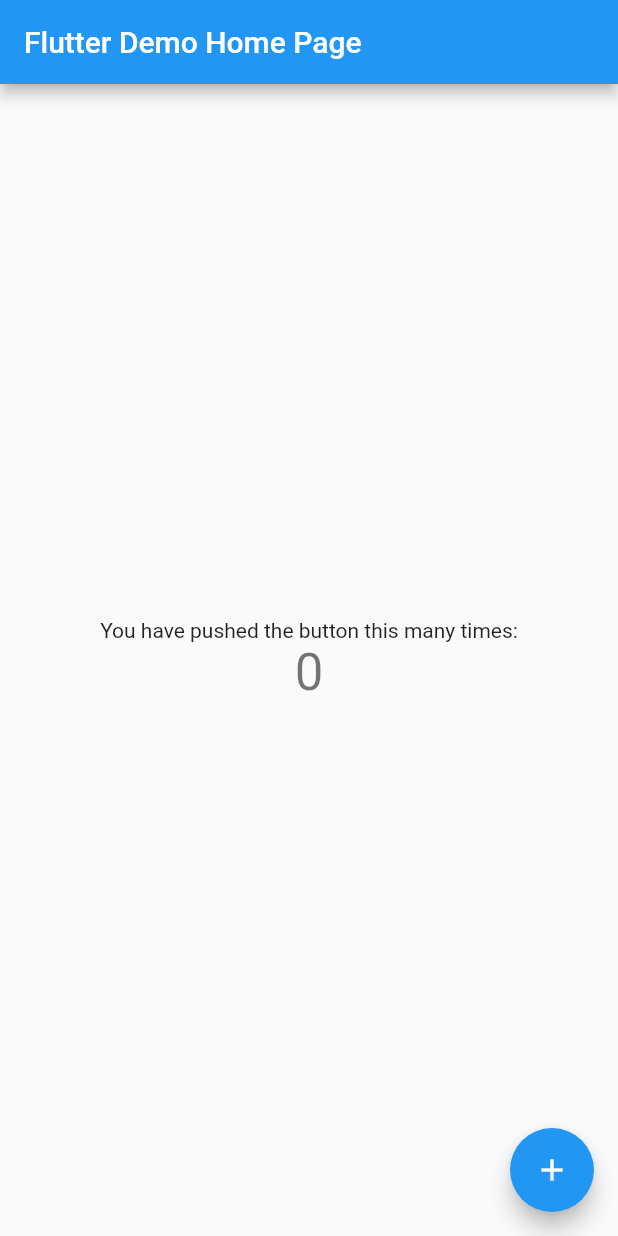
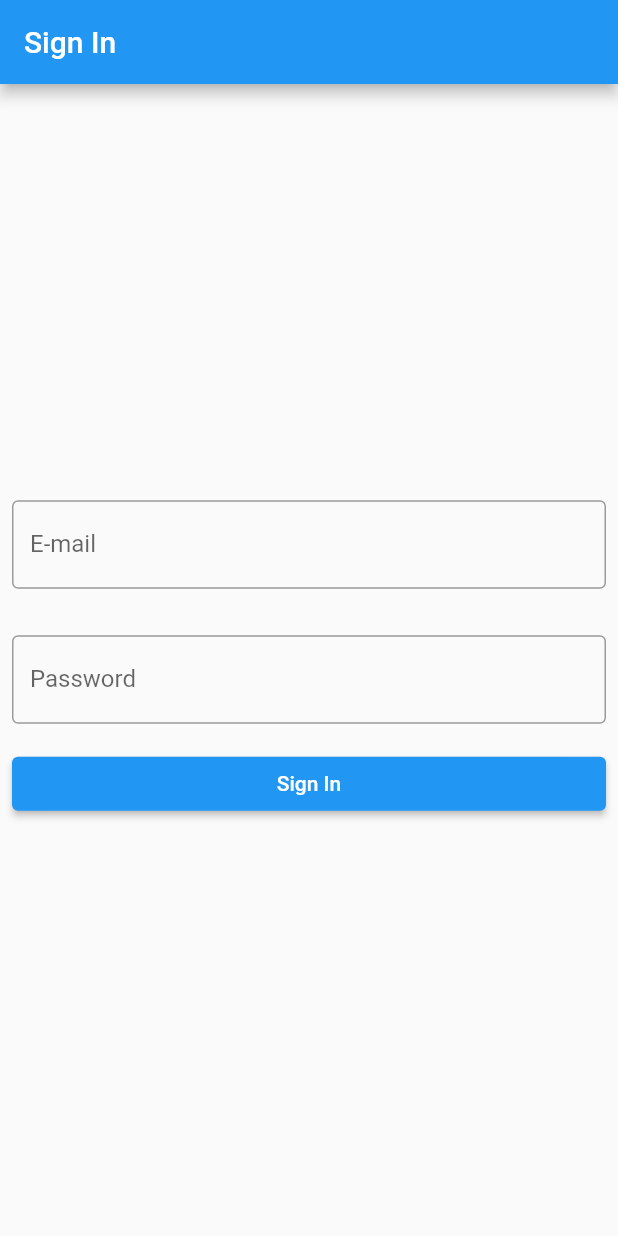
Before and after one commit to emreozturk7/chat_app, a Flutter app: the screen it shows after launch, on a phone screen of 412 x 824 dp. Run offline on Flutter 3.47's test engine with Material 2 defaults, Android fonts, the phone set to English and light mode, and no system bars; our stand-ins replace firebase_auth, firebase_core; accounts and stored records are empty.

Commit message:
Authenticate islemleri yapiliyor

```diff
--- /dev/null
+++ b/lib/authenticate/sign_in.dart
@@ -0,0 +1,61 @@
+import 'package:flutter/material.dart';
+
+class SignIn extends StatefulWidget {
+  const SignIn({Key? key}) : super(key: key);
+
+  @override
+  _SignInState createState() => _SignInState();
+}
+
+class _SignInState extends State<SignIn> {
+  TextEditingController emailCtrl = TextEditingController();
+  TextEditingController passwordCtrl = TextEditingController();
+  @override
+  Widget build(BuildContext context) {
+    return Scaffold(
+      appBar: AppBar(
+        title: const Text('Sign In'),
+      ),
+      body: Center(
+        child: Form(
+          child: Column(
+            mainAxisAlignment: MainAxisAlignment.center,
+            crossAxisAlignment: CrossAxisAlignment.stretch,
+            children: [
+              Padding(
+                padding: const EdgeInsets.all(8.0),
+                child: TextFormField(
+                  controller: emailCtrl,
+                  decoration: const InputDecoration(
+                    border: OutlineInputBorder(),
+                    labelText: 'E-mail',
+                  ),
+                ),
+              ),
+              const SizedBox(height: 15.0),
+              Padding(
+                padding: const EdgeInsets.all(8.0),
+                child: TextFormField(
+                  controller: passwordCtrl,
+                  obscureText: true,
+                  decoration: const InputDecoration(
+                    border: OutlineInputBorder(),
+                    labelText: 'Password',
+                  ),
+                ),
+              ),
+              Padding(
+                padding: const EdgeInsets.all(8.0),
+                child: ElevatedButton(
+                  style: ElevatedButton.styleFrom(),
+                  onPressed: () {},
+                  child: const Text('Sign In'),
+                ),
+              ),
+            ],
+          ),
+        ),
+      ),
+    );
+  }
+}
--- a/lib/main.dart
+++ b/lib/main.dart
@@ -1,115 +1,20 @@
 import 'package:flutter/material.dart';
+import 'package:firebase_core/firebase_core.dart';
+import 'package:flutter_chat_app/authenticate/sign_in.dart';
 
-void main() {
-  runApp(const MyApp());
+Future<void> main() async {
+  WidgetsFlutterBinding.ensureInitialized();
+  await Firebase.initializeApp();
+  runApp(const Main());
 }
 
-class MyApp extends StatelessWidget {
-  const MyApp({Key? key}) : super(key: key);
+class Main extends StatelessWidget {
+  const Main({Key? key}) : super(key: key);
 
-  // This widget is the root of your application.
   @override
   Widget build(BuildContext context) {
-    return MaterialApp(
-      title: 'Flutter Demo',
-      theme: ThemeData(
-        // This is the theme of your application.
-        //
-        // Try running your application with "flutter run". You'll see the
-        // application has a blue toolbar. Then, without quitting the app, try
-        // changing the primarySwatch below to Colors.green and then invoke
-        // "hot reload" (press "r" in the console where you ran "flutter run",
-        // or simply save your changes to "hot reload" in a Flutter IDE).
-        // Notice that the counter didn't reset back to zero; the application
-        // is not restarted.
-        primarySwatch: Colors.blue,
-      ),
-      home: const MyHomePage(title: 'Flutter Demo Home Page'),
+    return const MaterialApp(
+      home: SignIn(),
     );
   }
 }
-
-class MyHomePage extends StatefulWidget {
-  const MyHomePage({Key? key, required this.title}) : super(key: key);
-
-  // This widget is the home page of your application. It is stateful, meaning
-  // that it has a State object (defined below) that contains fields that affect
-  // how it looks.
-
-  // This class is the configuration for the state. It holds the values (in this
-  // case the title) provided by the parent (in this case the App widget) and
-  // used by the build method of the State. Fields in a Widget subclass are
-  // always marked "final".
-
-  final String title;
-
-  @override
-  State<MyHomePage> createState() => _MyHomePageState();
-}
-
-class _MyHomePageState extends State<MyHomePage> {
-  int _counter = 0;
-
-  void _incrementCounter() {
-    setState(() {
-      // This call to setState tells the Flutter framework that something has
-      // changed in this State, which causes it to rerun the build method below
-      // so that the display can reflect the updated values. If we changed
-      // _counter without calling setState(), then the build method would not be
-      // called again, and so nothing would appear to happen.
-      _counter++;
-    });
-  }
-
-  @override
-  Widget build(BuildContext context) {
-    // This method is rerun every time setState is called, for instance as done
-    // by the _incrementCounter method above.
-    //
-    // The Flutter framework has been optimized to make rerunning build methods
-    // fast, so that you can just rebuild anything that needs updating rather
-    // than having to individually change instances of widgets.
-    return Scaffold(
-      appBar: AppBar(
-        // Here we take the value from the MyHomePage object that was created by
-        // the App.build method, and use it to set our appbar title.
-        title: Text(widget.title),
-      ),
-      body: Center(
-        // Center is a layout widget. It takes a single child and positions it
-        // in the middle of the parent.
-        child: Column(
-          // Column is also a layout widget. It takes a list of children and
-          // arranges them vertically. By default, it sizes itself to fit its
-          // children horizontally, and tries to be as tall as its parent.
-          //
-          // Invoke "debug painting" (press "p" in the console, choose the
-          // "Toggle Debug Paint" action from the Flutter Inspector in Android
-          // Studio, or the "Toggle Debug Paint" command in Visual Studio Code)
-          // to see the wireframe for each widget.
-          //
-          // Column has various properties to control how it sizes itself and
-          // how it positions its children. Here we use mainAxisAlignment to
-          // center the children vertically; the main axis here is the vertical
-          // axis because Columns are vertical (the cross axis would be
-          // horizontal).
-          mainAxisAlignment: MainAxisAlignment.center,
-          children: <Widget>[
-            const Text(
-              'You have pushed the button this many times:',
-            ),
-            Text(
-              '$_counter',
-              style: Theme.of(context).textTheme.headline4,
-            ),
-          ],
-        ),
-      ),
-      floatingActionButton: FloatingActionButton(
-        onPressed: _incrementCounter,
-        tooltip: 'Increment',
-        child: const Icon(Icons.add),
-      ), // This trailing comma makes auto-formatting nicer for build methods.
-    );
-  }
-}
--- /dev/null
+++ b/lib/services/auth.dart
@@ -0,0 +1,7 @@
+import 'package:firebase_auth/firebase_auth.dart';
+
+class Auth {
+  FirebaseAuth auth = FirebaseAuth.instance;
+
+  Future<void> signInEmailAndPassword() async {}
+}
--- a/pubspec.yaml
+++ b/pubspec.yaml
@@ -30,7 +30,6 @@
   flutter:
     sdk: flutter
 
-
   # The following adds the Cupertino Icons font to your application.
   # Use with the CupertinoIcons class for iOS style icons.
   cupertino_icons: ^1.0.2
@@ -38,6 +37,8 @@
 dev_dependencies:
   flutter_test:
     sdk: flutter
+  firebase_core: ^1.7.0
+  firebase_auth: ^3.1.3
 
   # The "flutter_lints" package below contains a set of recommended lints to
   # encourage good coding practices. The lint set provided by the package is
```
Also changed, not shown: lib/authenticate/authenticate.dart (added), lib/authenticate/register.dart (added), lib/view/home_page.dart (added), lib/view/loading.dart (added), lib/view/message_page.dart (added), lib/view/wrapper.dart (added), pubspec.lock, 12 other files.
